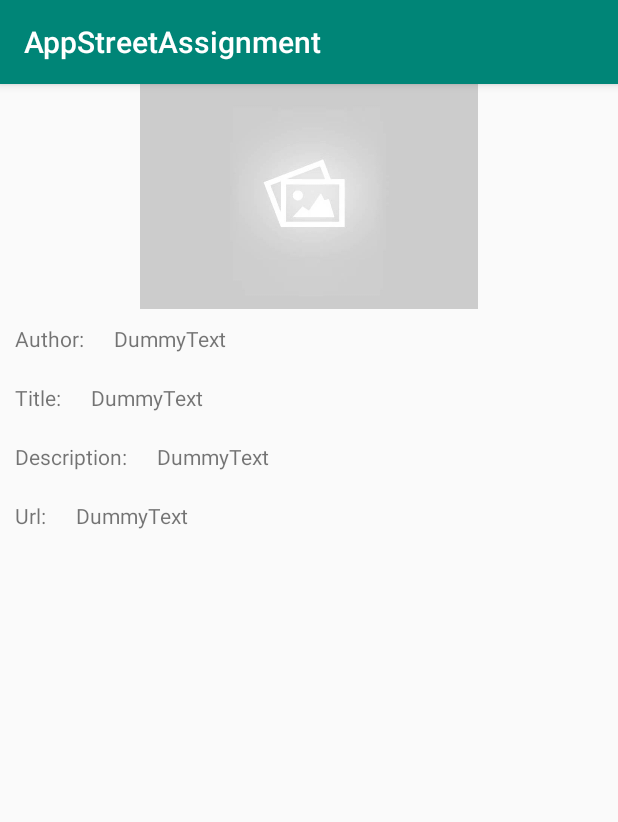
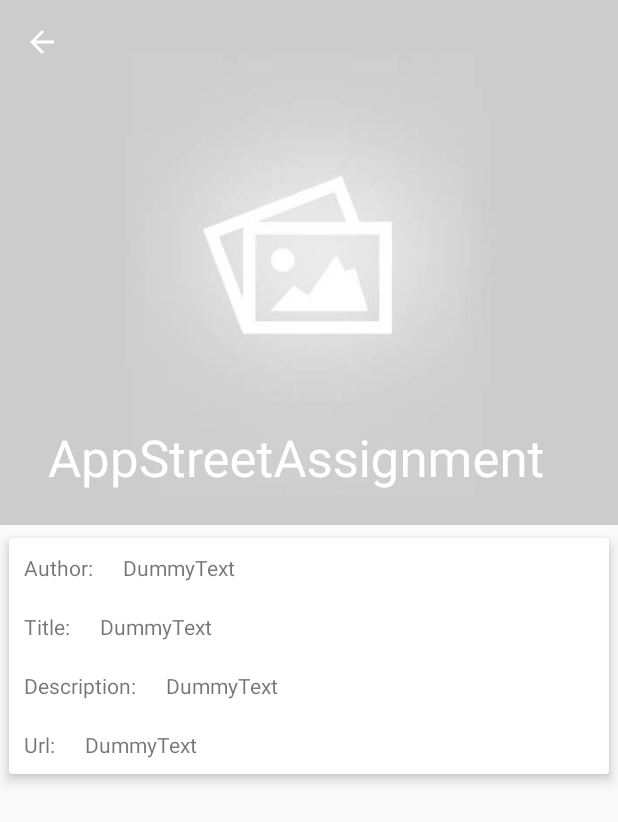
Before and after one commit to harshsidanacubastion/AppStreetAssignment, an Android app: the DetailedNews screen opened directly, with no data from a screen before it, on a phone screen of 412 x 824 dp. Shown: the top 822 px of the screen. Run offline under Robolectric (Android 15) with nearby library versions, the phone set to English and light mode, and no system bars.

Commit message:
UI changes

```diff
--- a/app/build.gradle
+++ b/app/build.gradle
@@ -47,4 +47,7 @@ dependencies {
     implementation 'com.squareup.okhttp3:okhttp:3.9.1'
     implementation 'com.squareup.okhttp3:logging-interceptor:3.9.1'
     implementation 'com.android.support:design:28.0.0'
+    implementation 'com.android.support:cardview-v7:28.0.0'
+
+
 }
--- a/app/src/main/java/com/project/appstreetassignment/ui/detailNews/DetailedNews.java
+++ b/app/src/main/java/com/project/appstreetassignment/ui/detailNews/DetailedNews.java
@@ -2,7 +2,9 @@ package com.project.appstreetassignment.ui.detailNews;
 
 import android.support.v7.app.AppCompatActivity;
 import android.os.Bundle;
+import android.support.v7.widget.Toolbar;
 import android.view.Window;
+
 
 import com.project.appstreetassignment.R;
 
@@ -15,5 +17,15 @@ public class DetailedNews extends AppCompatActivity {
         }
         super.onCreate(savedInstanceState);
         setContentView(R.layout.activity_detailed_news);
+        if (android.os.Build.VERSION.SDK_INT >= android.os.Build.VERSION_CODES.LOLLIPOP) {
+            Toolbar toolbar=(Toolbar)findViewById(R.id.toolbar);
+       setSupportActionBar(toolbar);
+       if(getSupportActionBar()!=null)
+       {
+           getSupportActionBar().setDisplayHomeAsUpEnabled(true);
+       }
+
+        }
+
     }
 }
--- a/app/src/main/res/layout/activity_detailed_news.xml
+++ b/app/src/main/res/layout/activity_detailed_news.xml
@@ -1,91 +1,137 @@
 <?xml version="1.0" encoding="utf-8"?>
-<RelativeLayout
-    xmlns:android="http://schemas.android.com/apk/res/android" android:layout_width="match_parent"
+<android.support.design.widget.CoordinatorLayout xmlns:android="http://schemas.android.com/apk/res/android"
+    xmlns:app="http://schemas.android.com/apk/res-auto"
+    android:layout_width="match_parent"
     android:layout_height="match_parent">
 
+    <android.support.design.widget.AppBarLayout
+        android:layout_width="match_parent"
+        android:layout_height="wrap_content"
+        android:fitsSystemWindows="true"
+        android:theme="@style/ThemeOverlay.AppCompat.Dark.ActionBar">
+
+        <android.support.design.widget.CollapsingToolbarLayout
+            android:layout_width="match_parent"
+            android:layout_height="350dp"
+            android:fitsSystemWindows="true"
+            app:contentScrim="@color/colorPrimary"
+            app:expandedTitleTextAppearance="@android:color/transparent"
+            app:layout_scrollFlags="scroll|exitUntilCollapsed">
+
             <ImageView
-        android:id="@+id/news_detail_image"
                 android:layout_width="match_parent"
-        android:layout_height="150dp"
+                android:layout_height="350dp"
+                android:contentDescription="@string/app_name"
+                android:scaleType="centerCrop"
                 android:src="@drawable/default_image"
-        android:transitionName="Image_shared"
+                app:layout_collapseMode="parallax" />
 
+            <android.support.v7.widget.Toolbar
+                android:id="@+id/toolbar"
+                android:layout_width="match_parent"
+                android:layout_height="?actionBarSize"
+                android:title="News"
+                app:layout_collapseMode="pin"
+                app:popupTheme="@style/Theme.AppCompat.Light"></android.support.v7.widget.Toolbar>
 
-        />
+        </android.support.design.widget.CollapsingToolbarLayout>
+
+    </android.support.design.widget.AppBarLayout>
+
+    <android.support.v4.widget.NestedScrollView
+        android:layout_width="match_parent"
+        android:layout_height="match_parent"
+        android:clipToPadding="false"
+        app:layout_behavior="@string/appbar_scrolling_view_behavior"
+
+        >
+
+        <android.support.v7.widget.CardView
+            android:layout_width="match_parent"
+            android:layout_height="wrap_content"
+            android:layout_marginBottom="16dp"
+            app:cardElevation="5dp"
+            app:cardUseCompatPadding="true">
+
+            <RelativeLayout xmlns:android="http://schemas.android.com/apk/res/android"
+                android:layout_width="match_parent"
+                android:layout_height="match_parent">
 
                 <TextView
                     android:id="@+id/authorTextHeading"
                     android:layout_width="wrap_content"
                     android:layout_height="wrap_content"
-        android:text="@string/dummy_author_text"
-        android:layout_below="@+id/news_detail_image"
                     android:padding="@dimen/edittextpadding"
-        />
+                    android:text="@string/dummy_author_text" />
+
                 <TextView
                     android:id="@+id/authorvalue"
                     android:layout_width="wrap_content"
                     android:layout_height="wrap_content"
-        android:text="@string/dummy_author_text_value"
-        android:layout_below="@+id/news_detail_image"
                     android:layout_toRightOf="@+id/authorTextHeading"
                     android:padding="@dimen/edittextpadding"
-        />
+                    android:text="@string/dummy_author_text_value" />
 
                 <TextView
                     android:id="@+id/titleTextHeading"
                     android:layout_width="wrap_content"
                     android:layout_height="wrap_content"
-        android:text="@string/dummy_title_text"
                     android:layout_below="@+id/authorTextHeading"
                     android:padding="@dimen/edittextpadding"
-        />
+                    android:text="@string/dummy_title_text" />
 
                 <TextView
                     android:id="@+id/titleTextValue"
                     android:layout_width="wrap_content"
                     android:layout_height="wrap_content"
-        android:text="@string/dummy_title_text_value"
                     android:layout_below="@+id/authorvalue"
                     android:layout_toRightOf="@+id/titleTextHeading"
                     android:padding="@dimen/edittextpadding"
+                    android:text="@string/dummy_title_text_value"
                     android:transitionName="Text_Shared"
 
                     />
+
                 <TextView
                     android:id="@+id/descriptionTextHeading"
                     android:layout_width="wrap_content"
                     android:layout_height="wrap_content"
-        android:text="@string/dummy_description_text"
                     android:layout_below="@+id/titleTextHeading"
                     android:padding="@dimen/edittextpadding"
+                    android:text="@string/dummy_description_text"
                     android:transitionName="description_shared"
 
                     />
+
                 <TextView
                     android:id="@+id/descriptionTextvalue"
                     android:layout_width="wrap_content"
                     android:layout_height="wrap_content"
-        android:text="@string/dummy_description_text_value"
                     android:layout_below="@+id/titleTextValue"
                     android:layout_toRightOf="@+id/descriptionTextHeading"
                     android:padding="@dimen/edittextpadding"
-        />
+                    android:text="@string/dummy_description_text_value" />
 
                 <TextView
                     android:id="@+id/urlTextHeading"
                     android:layout_width="wrap_content"
                     android:layout_height="wrap_content"
-        android:text="@string/dummy_Url_text"
                     android:layout_below="@+id/descriptionTextHeading"
                     android:padding="@dimen/edittextpadding"
-        />
+                    android:text="@string/dummy_Url_text" />
+
                 <TextView
                     android:id="@+id/urlTextvalue"
                     android:layout_width="wrap_content"
                     android:layout_height="wrap_content"
-        android:text="@string/dummy_Url_text_value"
                     android:layout_below="@+id/descriptionTextvalue"
                     android:layout_toRightOf="@+id/urlTextHeading"
                     android:padding="@dimen/edittextpadding"
-        />
+                    android:text="@string/dummy_Url_text_value" />
             </RelativeLayout>
+
+        </android.support.v7.widget.CardView>
+
+
+    </android.support.v4.widget.NestedScrollView>
+</android.support.design.widget.CoordinatorLayout>
--- a/app/src/main/res/values/dimen.xml
+++ b/app/src/main/res/values/dimen.xml
@@ -1,4 +1,7 @@
 <?xml version="1.0" encoding="utf-8"?>
 <resources>
     <dimen name="edittextpadding">10dp</dimen>
+    <dimen name="marginCategory">20dp</dimen>
+    <dimen name="marginCategoryButton">60dp</dimen>
+
 </resources>
--- a/app/src/main/res/values/styles.xml
+++ b/app/src/main/res/values/styles.xml
@@ -1,7 +1,7 @@
 <resources>
 
     <!-- Base application theme. -->
-    <style name="AppTheme" parent="Theme.AppCompat.Light.DarkActionBar">
+    <style name="AppTheme" parent="Theme.AppCompat.Light.NoActionBar">
         <!-- Customize your theme here. -->
         <item name="colorPrimary">@color/colorPrimary</item>
         <item name="colorPrimaryDark">@color/colorPrimaryDark</item>
```
Also changed, not shown: app/src/main/AndroidManifest.xml (+8 -1 lines), app/src/main/java/com/project/appstreetassignment/ui/Categories/CategorySelect.java (added, +23 -0 lines), app/src/main/res/drawable/spinnerbackground.xml (added, +20 -0 lines), app/src/main/res/layout/activity_category_select.xml (added, +47 -0 lines), app/src/main/res/layout/spinner_item.xml (added, +15 -0 lines), app/src/main/res/drawable/appstreetlogo.png (added), app/src/main/res/values/strings.xml (indentation only). Lines whose indentation alone changed are shown as unchanged.
